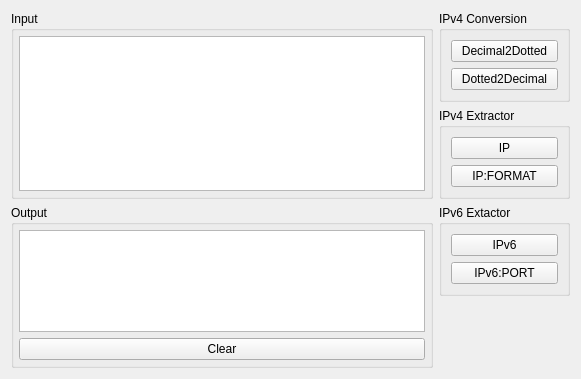
caffedrine/CryptoPocketKnife, file ui/Utils/IpUtils.ui: the form before one commit.
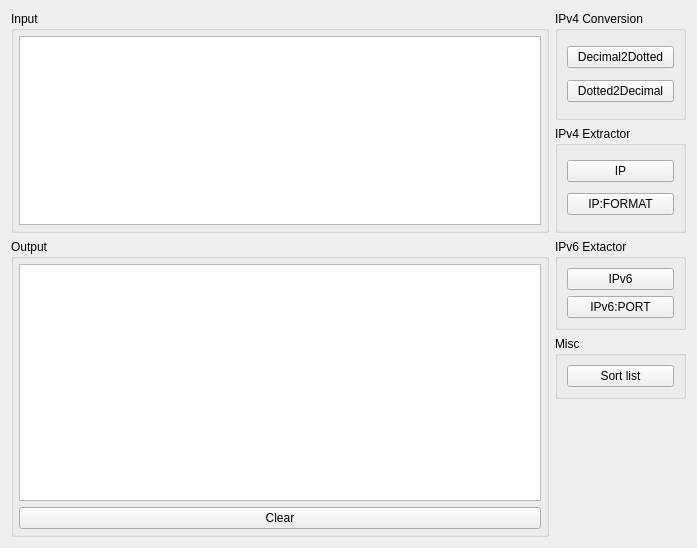
The form after the commit.

The edit to the form file:
```diff
--- a/ui/Utils/IpUtils.ui
+++ b/ui/Utils/IpUtils.ui
@@ -6,14 +6,14 @@
    <rect>
     <x>0</x>
     <y>0</y>
-    <width>581</width>
-    <height>379</height>
+    <width>697</width>
+    <height>548</height>
    </rect>
   </property>
   <property name="windowTitle">
    <string>IP Address Utils</string>
   </property>
-  <layout class="QGridLayout" name="gridLayout_5">
+  <layout class="QGridLayout" name="gridLayout_7">
    <item row="0" column="0" rowspan="2">
     <widget class="QGroupBox" name="groupBox_3">
      <property name="title">
@@ -88,7 +88,7 @@
      </layout>
     </widget>
    </item>
-   <item row="2" column="0" rowspan="2">
+   <item row="2" column="0" rowspan="3">
     <widget class="QGroupBox" name="groupBox_4">
      <property name="title">
       <string>Output</string>
@@ -147,6 +147,25 @@
     </widget>
    </item>
    <item row="3" column="1">
+    <widget class="QGroupBox" name="groupBox_6">
+     <property name="title">
+      <string>Misc</string>
+     </property>
+     <layout class="QGridLayout" name="gridLayout_5">
+      <item row="0" column="0">
+       <widget class="QPushButton" name="pushButton_OrderList">
+        <property name="enabled">
+         <bool>true</bool>
+        </property>
+        <property name="text">
+         <string>Sort list</string>
+        </property>
+       </widget>
+      </item>
+     </layout>
+    </widget>
+   </item>
+   <item row="4" column="1">
     <spacer name="verticalSpacer">
      <property name="orientation">
       <enum>Qt::Vertical</enum>
@@ -154,7 +173,7 @@
      <property name="sizeHint" stdset="0">
       <size>
        <width>20</width>
-       <height>70</height>
+       <height>139</height>
       </size>
      </property>
     </spacer>
```
